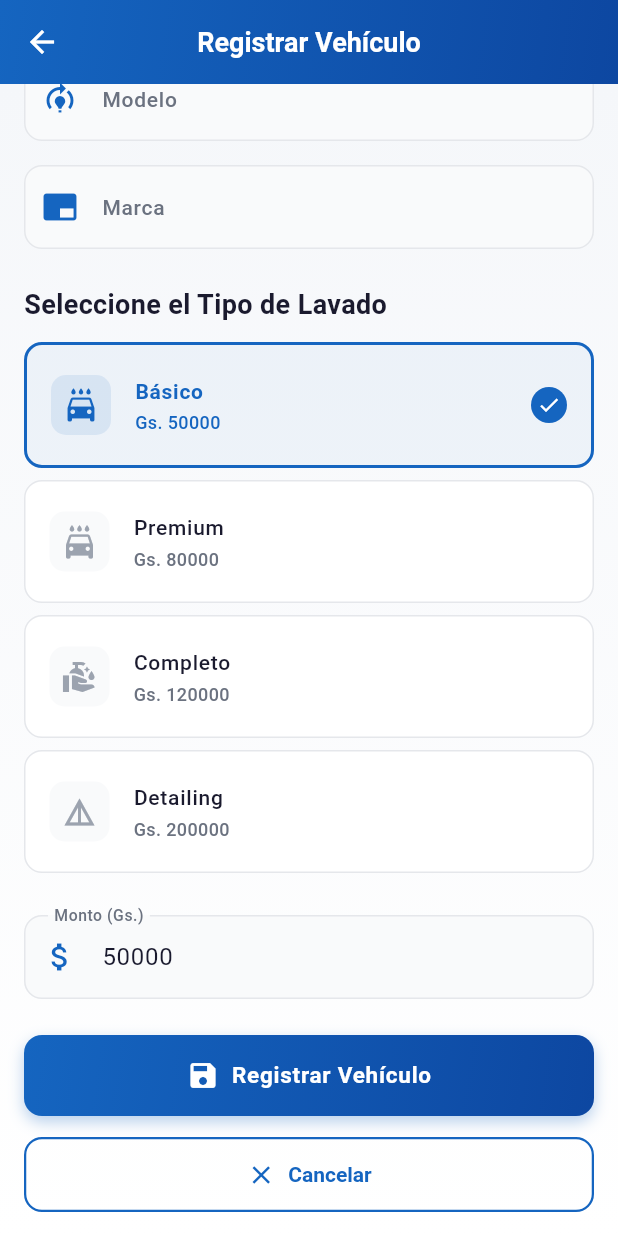
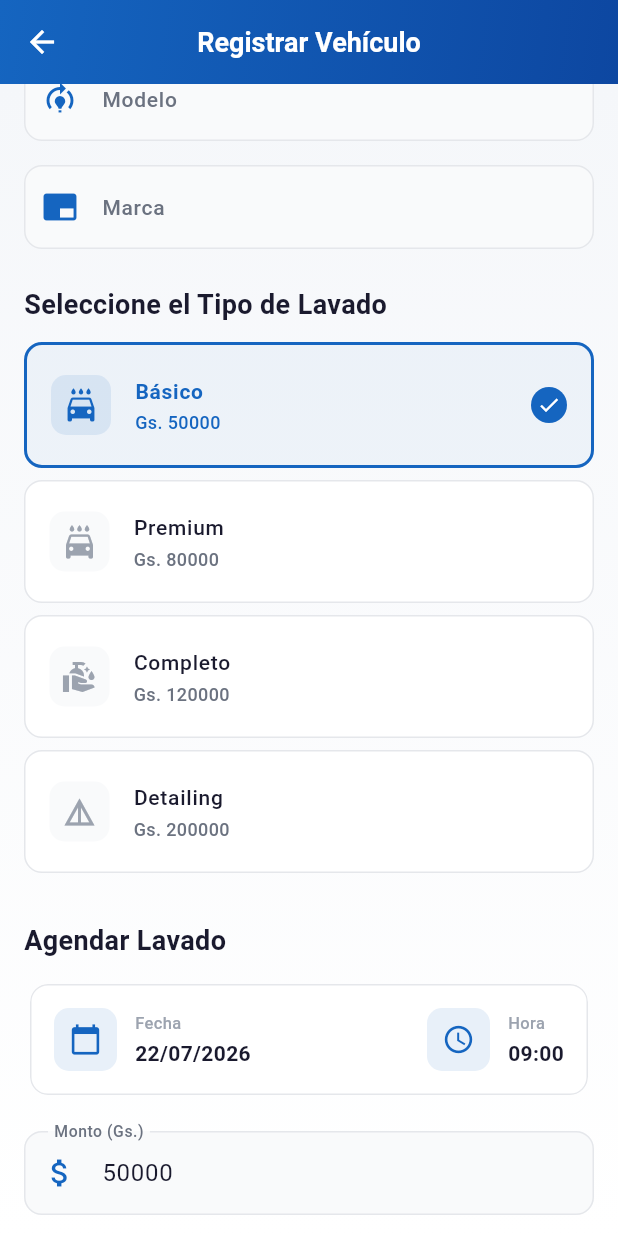
Before and after one commit to Carlosz91/lavadero_app_new, a Flutter app: the RegisterCarScreen screen opened directly, scrolled down 361 dp, on a phone screen of 412 x 824 dp. Run offline on Flutter 3.47's test engine with Material 3 defaults, Android fonts, the phone set to English and light mode, and no system bars; our stand-ins replace flutter_secure_storage, shared_preferences; accounts and stored records are empty.

Commit message:
Agrega agendamiento de lavado (fecha y hora)

```diff
--- a/lib/screens/register_car_screen.dart
+++ b/lib/screens/register_car_screen.dart
@@ -1,5 +1,6 @@
 import 'package:flutter/material.dart';
 import 'dart:async';
+import 'package:intl/intl.dart';
 import 'package:shared_preferences/shared_preferences.dart';
 import '../config/api_config.dart';
 import '../services/http_service.dart';
@@ -34,6 +35,8 @@ class _RegisterCarScreenState extends State<RegisterCarScreen> {
   };
 
   String _selectedWashType = 'B\u00e1sico';
+  DateTime _scheduledDate = DateTime.now().add(const Duration(days: 1));
+  TimeOfDay _scheduledTime = const TimeOfDay(hour: 9, minute: 0);
   bool _isLoading = false;
   String? _errorMessage;
 
@@ -57,6 +60,24 @@ class _RegisterCarScreenState extends State<RegisterCarScreen> {
       _selectedWashType = type;
       _amountController.text = _washPrices[type]!.toStringAsFixed(0);
     });
+  }
+
+  Future<void> _selectDate() async {
+    final picked = await showDatePicker(
+      context: context,
+      initialDate: _scheduledDate,
+      firstDate: DateTime.now(),
+      lastDate: DateTime.now().add(const Duration(days: 60)),
+    );
+    if (picked != null) setState(() => _scheduledDate = picked);
+  }
+
+  Future<void> _selectTime() async {
+    final picked = await showTimePicker(
+      context: context,
+      initialTime: _scheduledTime,
+    );
+    if (picked != null) setState(() => _scheduledTime = picked);
   }
 
   Future<void> _registerCar() async {
@@ -83,6 +104,11 @@ class _RegisterCarScreenState extends State<RegisterCarScreen> {
         throw Exception('No se encontr\u00f3 el usuario. Inicia sesi\u00f3n nuevamente.');
       }
 
+      final scheduledDateStr =
+          '${_scheduledDate.year}-${_scheduledDate.month.toString().padLeft(2, '0')}-${_scheduledDate.day.toString().padLeft(2, '0')}';
+      final scheduledTimeStr =
+          '${_scheduledTime.hour.toString().padLeft(2, '0')}:${_scheduledTime.minute.toString().padLeft(2, '0')}';
+
       final httpService = HttpService();
       await httpService.loadToken();
       final response = await httpService.post(
@@ -93,6 +119,8 @@ class _RegisterCarScreenState extends State<RegisterCarScreen> {
           'brand': brand,
           'washType': washType,
           'amount': amount,
+          'scheduledDate': scheduledDateStr,
+          'scheduledTime': scheduledTimeStr,
           'userId': userId,
         },
       );
@@ -194,6 +222,10 @@ class _RegisterCarScreenState extends State<RegisterCarScreen> {
                       child: _buildWashOption(type, _washPrices[type]!),
                     ),
                   ),
+                  const SizedBox(height: 24),
+                  _buildSectionTitle('Agendar Lavado'),
+                  const SizedBox(height: 12),
+                  _buildDateTimePicker(),
                   const SizedBox(height: 20),
                   _buildInputField(
                     controller: _amountController,
@@ -267,6 +299,89 @@ class _RegisterCarScreenState extends State<RegisterCarScreen> {
     return Align(
       alignment: Alignment.centerLeft,
       child: Text(title, style: AppTextStyles.h3),
+    );
+  }
+
+  Widget _buildDateTimePicker() {
+    final dateFormat = DateFormat('dd/MM/yyyy');
+    final timeFormat = DateFormat('HH:mm');
+    final dateTime = DateTime(
+      _scheduledDate.year, _scheduledDate.month, _scheduledDate.day,
+      _scheduledTime.hour, _scheduledTime.minute,
+    );
+
+    return Card(
+      elevation: 0,
+      shape: RoundedRectangleBorder(
+        borderRadius: BorderRadius.circular(12),
+        side: const BorderSide(color: AppColors.border),
+      ),
+      child: Padding(
+        padding: const EdgeInsets.all(16),
+        child: Column(
+          children: [
+            Row(
+              children: [
+                GestureDetector(
+                  onTap: _selectDate,
+                  child: Container(
+                    padding: const EdgeInsets.all(10),
+                    decoration: BoxDecoration(
+                      color: AppColors.primary.withValues(alpha: 0.1),
+                      borderRadius: BorderRadius.circular(10),
+                    ),
+                    child: const Icon(Icons.calendar_today, color: AppColors.primary, size: 22),
+                  ),
+                ),
+                const SizedBox(width: 12),
+                Expanded(
+                  child: GestureDetector(
+                    onTap: _selectDate,
+                    child: Column(
+                      crossAxisAlignment: CrossAxisAlignment.start,
+                      children: [
+                        Text('Fecha', style: AppTextStyles.caption),
+                        const SizedBox(height: 2),
+                        Text(
+                          dateFormat.format(_scheduledDate),
+                          style: AppTextStyles.body.copyWith(fontWeight: FontWeight.w600),
+                        ),
+                      ],
+                    ),
+                  ),
+                ),
+                const SizedBox(width: 12),
+                GestureDetector(
+                  onTap: _selectTime,
+                  child: Container(
+                    padding: const EdgeInsets.all(10),
+                    decoration: BoxDecoration(
+                      color: AppColors.primary.withValues(alpha: 0.1),
+                      borderRadius: BorderRadius.circular(10),
+                    ),
+                    child: const Icon(Icons.access_time, color: AppColors.primary, size: 22),
+                  ),
+                ),
+                const SizedBox(width: 12),
+                GestureDetector(
+                  onTap: _selectTime,
+                  child: Column(
+                    crossAxisAlignment: CrossAxisAlignment.start,
+                    children: [
+                      Text('Hora', style: AppTextStyles.caption),
+                      const SizedBox(height: 2),
+                      Text(
+                        timeFormat.format(dateTime),
+                        style: AppTextStyles.body.copyWith(fontWeight: FontWeight.w600),
+                      ),
+                    ],
+                  ),
+                ),
+              ],
+            ),
+          ],
+        ),
+      ),
     );
   }
 
```
Also changed, not shown: lib/screens/wash_status_screen.dart (+9 -0 lines), 3 other files.
